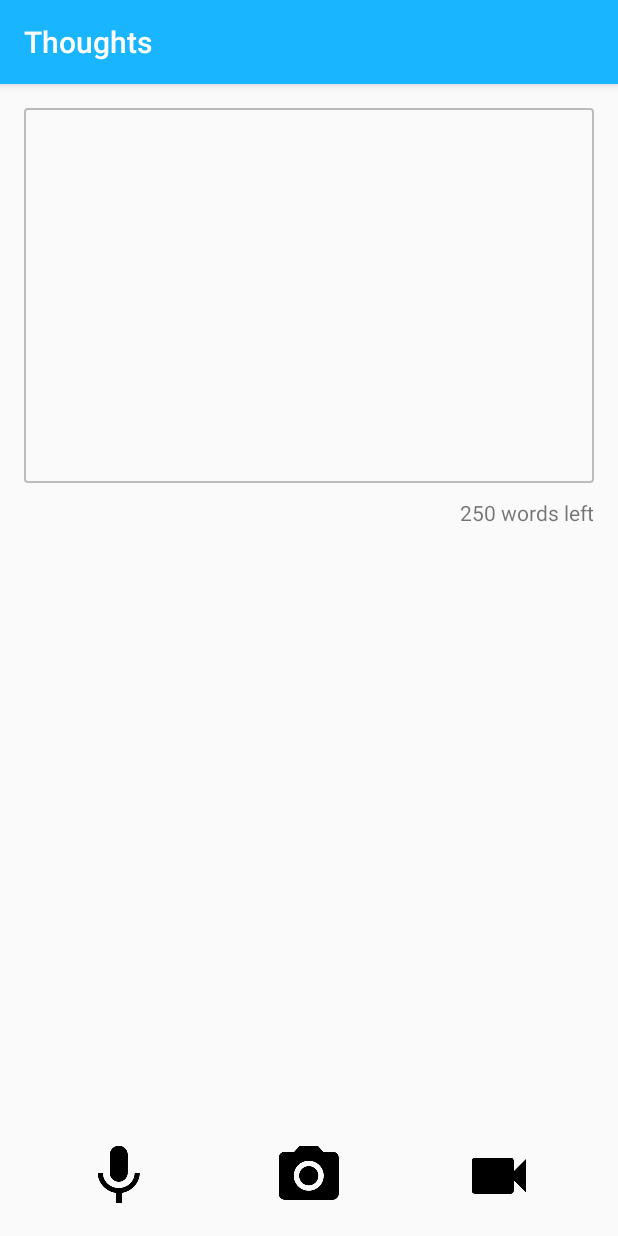
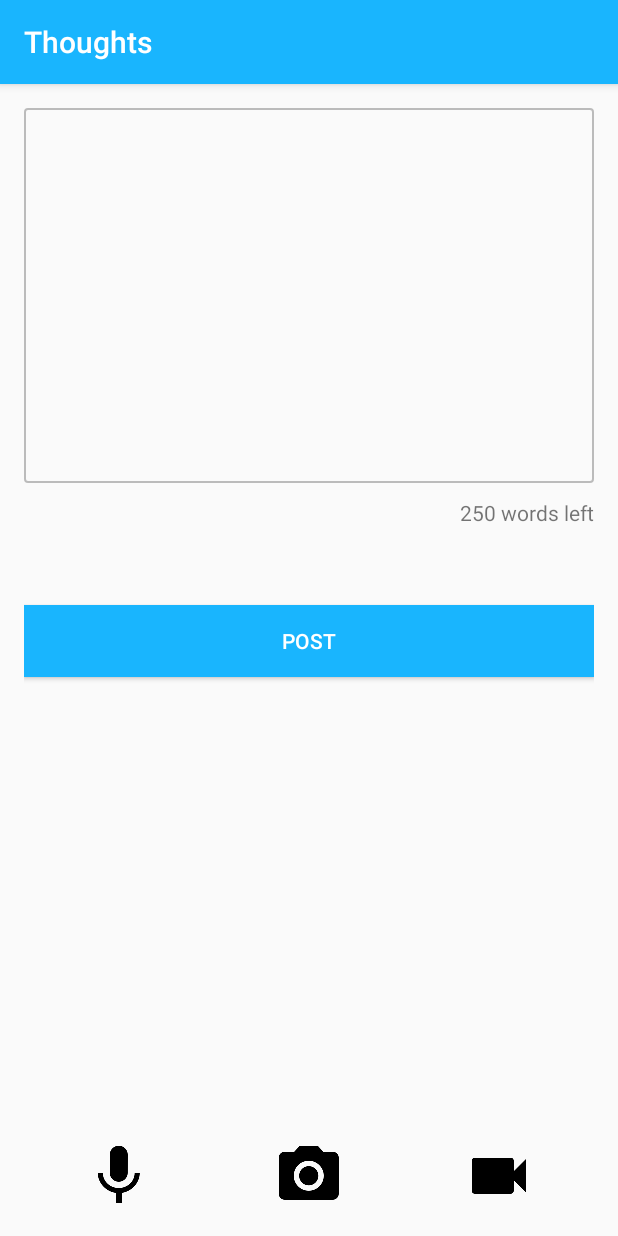
Before and after one commit to ivegner/Thoughts, an Android app: the PostActivity screen opened directly, with no data from a screen before it, on a phone screen of 412 x 824 dp. Run offline under Robolectric (Android 15) with nearby library versions, the phone set to English and light mode, and no system bars.

Commit message:
Add Button

```diff
--- a/app/src/main/res/layout/activity_post.xml
+++ b/app/src/main/res/layout/activity_post.xml
@@ -63,4 +63,15 @@
             android:layout_weight="1" />
 
     </LinearLayout>
+
+    <Button
+        android:layout_width="match_parent"
+        android:layout_height="wrap_content"
+        android:text="Post"
+        android:id="@+id/button"
+        android:layout_below="@+id/textView3"
+        android:layout_centerHorizontal="true"
+        android:layout_marginTop="52dp"
+        android:background="@color/colorPrimary"
+        android:textColor="#FFFFFF" />
 </RelativeLayout>
```
